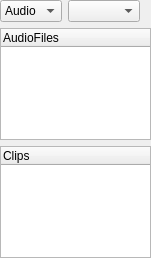
Qt form src/traverso/ui/ResourcesWidget.ui (ErwanLegrand/Traverso-DAW) before a commit.
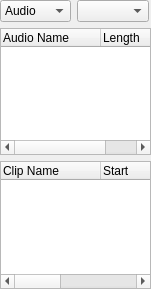
The same form after that commit.

Commit message: * Some more work on the resource bin, doesn't work correctly though atm.

```diff
--- a/src/traverso/ui/ResourcesWidget.ui
+++ b/src/traverso/ui/ResourcesWidget.ui
@@ -6,7 +6,7 @@
     <x>0</x>
     <y>0</y>
     <width>151</width>
-    <height>258</height>
+    <height>289</height>
    </rect>
   </property>
   <property name="windowTitle" >
@@ -28,7 +28,15 @@
       <number>6</number>
      </property>
      <item>
-      <widget class="QComboBox" name="comboBox_2" >
+      <widget class="QComboBox" name="viewComboBox" >
+       <property name="sizePolicy" >
+        <sizepolicy>
+         <hsizetype>5</hsizetype>
+         <vsizetype>0</vsizetype>
+         <horstretch>2</horstretch>
+         <verstretch>0</verstretch>
+        </sizepolicy>
+       </property>
        <item>
         <property name="text" >
          <string>Audio</string>
@@ -76,7 +84,12 @@
       <widget class="QTreeWidget" name="audioFileTreeWidget" >
        <column>
         <property name="text" >
-         <string>AudioFiles</string>
+         <string>Audio Name</string>
+        </property>
+       </column>
+       <column>
+        <property name="text" >
+         <string>Length</string>
         </property>
        </column>
       </widget>
@@ -85,7 +98,22 @@
       <widget class="QTreeWidget" name="clipTreeWidget" >
        <column>
         <property name="text" >
-         <string>Clips</string>
+         <string>Clip Name</string>
+        </property>
+       </column>
+       <column>
+        <property name="text" >
+         <string>Start</string>
+        </property>
+       </column>
+       <column>
+        <property name="text" >
+         <string>End</string>
+        </property>
+       </column>
+       <column>
+        <property name="text" >
+         <string>Length</string>
         </property>
        </column>
       </widget>
@@ -93,6 +121,24 @@
     </layout>
    </item>
   </layout>
+  <widget class="QWidget" name="" >
+   <property name="geometry" >
+    <rect>
+     <x>0</x>
+     <y>0</y>
+     <width>2</width>
+     <height>2</height>
+    </rect>
+   </property>
+   <layout class="QVBoxLayout" >
+    <property name="margin" >
+     <number>0</number>
+    </property>
+    <property name="spacing" >
+     <number>6</number>
+    </property>
+   </layout>
+  </widget>
  </widget>
  <resources/>
  <connections/>
```
Left out of the diff: 2 changed lines with no effect on the pictures. The commit also changes 9 other files.
